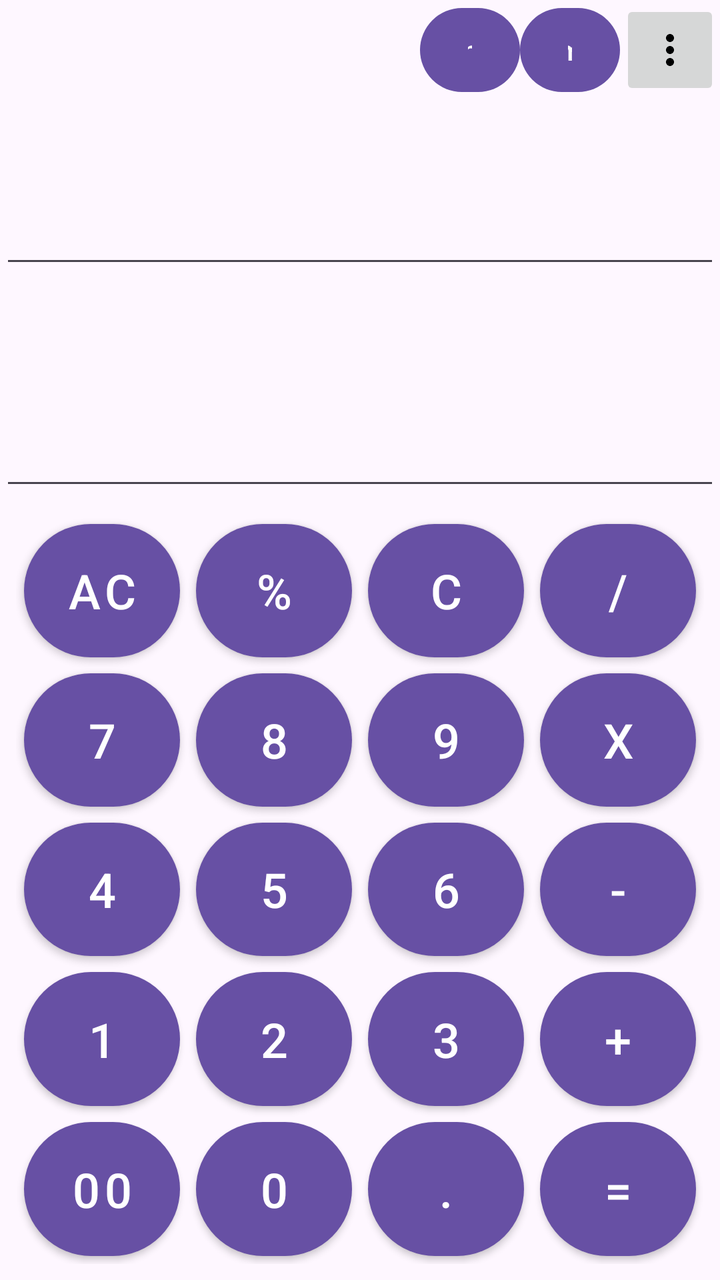
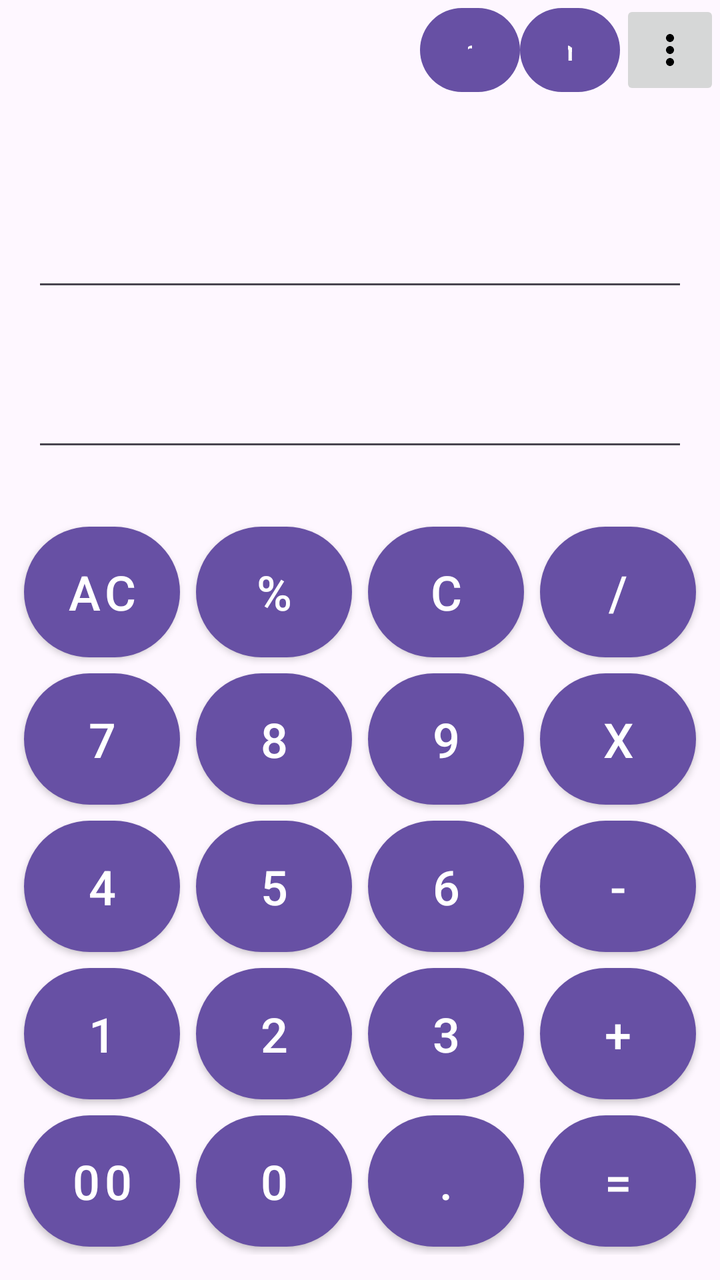

An Android layout rendered at two revisions. The XML below is the earlier revision; the diff shows what the commit changed to produce the second picture.
<!-- AndroidManifest.xml: application theme Theme.Calculator -->
<!-- res/layout/activity_main.xml -->
<?xml version="1.0" encoding="utf-8"?>
<androidx.constraintlayout.widget.ConstraintLayout
    xmlns:android="http://schemas.android.com/apk/res/android"
    xmlns:app="http://schemas.android.com/apk/res-auto"
    xmlns:tools="http://schemas.android.com/tools"
    android:layout_width="match_parent"
    android:layout_height="match_parent"
    tools:context=".MainActivity">
    <LinearLayout
        android:layout_width="0dp"
        android:layout_height="50dp"
        android:id="@+id/l1"
        app:layout_constraintTop_toTopOf="parent"
        app:layout_constraintStart_toStartOf="parent"
        app:layout_constraintEnd_toEndOf="parent"
        android:orientation="horizontal">
       <View
           android:layout_width="0dp"
           android:layout_height="match_parent"
           android:layout_weight="1"/>
        <Button
            android:layout_width="50dp"
            android:layout_height="50dp"
            android:id="@+id/advance"
            android:text="h"/>
       <Button
           android:layout_width="50dp"
           android:layout_height="50dp"
           android:id="@+id/measures"
           android:text="m" />

        <ImageButton
            android:id="@+id/moreoption"
            android:layout_width="50dp"
            android:layout_height="50dp"
            android:src="@drawable/baseline_more_vert_24"
            />
    </LinearLayout>

    <LinearLayout
        android:id="@+id/l2"
        android:layout_width="0dp"
        android:layout_height="200dp"
        android:orientation="vertical"
        app:layout_constraintTop_toBottomOf="@+id/l1"
        app:layout_constraintStart_toStartOf="parent"
        app:layout_constraintEnd_toEndOf="parent"
        app:layout_constraintVertical_weight="1">

        <EditText
            android:id="@+id/text1"
            android:layout_width="match_parent"
            android:layout_height="wrap_content"
            android:layout_weight="1"
            android:ems="10"
            android:inputType="numberSigned" />

        <EditText
            android:id="@+id/text2"
            android:layout_width="match_parent"
            android:layout_height="63dp"
            android:layout_weight="1"
            android:ems="10"
            android:inputType="numberSigned" />
    </LinearLayout>

    <GridLayout
        android:layout_width="match_parent"
        android:layout_height="0dp"
        android:columnCount="4"
        android:padding="8dp"
        android:rowCount="5"
        android:id="@+id/l3"
        app:layout_constraintTop_toBottomOf="@id/l2"
        app:layout_constraintBottom_toBottomOf="parent"
        app:layout_constraintVertical_weight="6">

        <Button android:id="@+id/AC" android:text="AC" style="@style/calcbutton"/>
        <Button android:id="@+id/percent" android:text="%"  style="@style/calcbutton"/>
        <Button android:id="@+id/erase" android:text="C" style="@style/calcbutton" />
        <Button android:id="@+id/divide" android:text="/"  style="@style/calcbutton"/>
        <Button android:id="@+id/seven" android:text="7"  style="@style/calcbutton"/>
        <Button android:id="@+id/eight" android:text="8" style="@style/calcbutton"/>
        <Button android:id="@+id/nine" android:text="9" style="@style/calcbutton"/>
        <Button android:id="@+id/multiply" android:text="X"  style="@style/calcbutton"/>
        <Button android:id="@+id/four" android:text="4" style="@style/calcbutton"/>
        <Button android:id="@+id/five" android:text="5"  style="@style/calcbutton"/>
        <Button android:id="@+id/six" android:text="6"  style="@style/calcbutton"/>
        <Button android:id="@+id/subtract" android:text="-"  style="@style/calcbutton"/>
        <Button android:id="@+id/one" style="@style/calcbutton" android:text="1" />
        <Button android:id="@+id/two" style="@style/calcbutton" android:text="2" />
        <Button android:id="@+id/three" style="@style/calcbutton" android:text="3" />
        <Button android:id="@+id/plus" style="@style/calcbutton" android:text="+" />
        <Button android:id="@+id/twozero" style="@style/calcbutton" android:text="00"/>
        <Button android:id="@+id/zero" style="@style/calcbutton" android:text="0"/>
        <Button android:id="@+id/point" style="@style/calcbutton" android:text="." />
        <Button android:id="@+id/equal" style="@style/calcbutton" android:text="=" />
    </GridLayout>

</androidx.constraintlayout.widget.ConstraintLayout>
<!-- resources referenced by this layout -->
<resources>
  <!-- drawable baseline_more_vert_24 (drawable) -->
  <vector xmlns:android="http://schemas.android.com/apk/res/android" android:height="24dp" android:tint="#000000" android:viewportHeight="24" android:viewportWidth="24" android:width="24dp">
        
      <path android:fillColor="@android:color/white" android:pathData="M12,8c1.1,0 2,-0.9 2,-2s-0.9,-2 -2,-2 -2,0.9 -2,2 0.9,2 2,2zM12,10c-1.1,0 -2,0.9 -2,2s0.9,2 2,2 2,-0.9 2,-2 -0.9,-2 -2,-2zM12,16c-1.1,0 -2,0.9 -2,2s0.9,2 2,2 2,-0.9 2,-2 -0.9,-2 -2,-2z"/>
      
  </vector>
  <style name="calcbutton" parent="Widget.MaterialComponents.Button">
          <item name="android:layout_width">0dp</item>
          <item name="android:layout_height">0dp</item>
          <item name="android:layout_rowWeight">1</item>
          <item name="android:layout_columnWeight">1</item>
          <item name="android:insetBottom">4dp</item>
          <item name="android:insetTop">4dp</item>
          <item name="android:insetLeft">4dp</item>
          <item name="android:insetRight">4dp</item>
          <item name="android:textSize">24sp</item>
          <item name="shapeAppearanceOverlay">@style/ShapeAppearance.App.Circle</item>
      </style>
  <style name="Theme.Calculator" parent="Base.Theme.Calculator" />
  <style name="ShapeAppearance.App.Circle" parent="">
          <item name="cornerSize">50%</item>
      </style>
  <style name="Base.Theme.Calculator" parent="Theme.Material3.DayNight.NoActionBar">
          
          
      </style>
</resources>

<!-- the commit's change to res/layout/activity_main.xml (unified diff, before → after) -->
@@ -5,15 +5,17 @@
     xmlns:tools="http://schemas.android.com/tools"
     android:layout_width="match_parent"
     android:layout_height="match_parent"
+    android:fitsSystemWindows="true"
     tools:context=".MainActivity">
     <LinearLayout
         android:layout_width="0dp"
-        android:layout_height="50dp"
+        android:layout_height="wrap_content"
         android:id="@+id/l1"
         app:layout_constraintTop_toTopOf="parent"
         app:layout_constraintStart_toStartOf="parent"
         app:layout_constraintEnd_toEndOf="parent"
-        android:orientation="horizontal">
+        android:orientation="horizontal"
+    >
        <View
            android:layout_width="0dp"
            android:layout_height="match_parent"
@@ -40,32 +42,38 @@
     <LinearLayout
         android:id="@+id/l2"
         android:layout_width="0dp"
-        android:layout_height="200dp"
+        android:layout_height="0dp"
         android:orientation="vertical"
+        android:padding="16dp"
         app:layout_constraintTop_toBottomOf="@+id/l1"
+        app:layout_constraintBottom_toTopOf="@+id/l3"
         app:layout_constraintStart_toStartOf="parent"
         app:layout_constraintEnd_toEndOf="parent"
-        app:layout_constraintVertical_weight="1">
+        app:layout_constraintHeight_percent="0.3">
 
         <EditText
             android:id="@+id/text1"
             android:layout_width="match_parent"
-            android:layout_height="wrap_content"
+            android:layout_height="0dp"
             android:layout_weight="1"
-            android:ems="10"
+            android:gravity="bottom|end"
+            android:textSize="20sp"
+            android:focusable="false"
             android:inputType="numberSigned" />
 
         <EditText
             android:id="@+id/text2"
             android:layout_width="match_parent"
-            android:layout_height="63dp"
+            android:layout_height="0dp"
             android:layout_weight="1"
-            android:ems="10"
+            android:gravity="center_vertical|end"
+            android:textSize="36sp"
+            android:textStyle="bold"
             android:inputType="numberSigned" />
     </LinearLayout>
 
     <GridLayout
-        android:layout_width="match_parent"
+        android:layout_width="0dp"
         android:layout_height="0dp"
         android:columnCount="4"
         android:padding="8dp"
@@ -73,7 +81,9 @@
         android:id="@+id/l3"
         app:layout_constraintTop_toBottomOf="@id/l2"
         app:layout_constraintBottom_toBottomOf="parent"
-        app:layout_constraintVertical_weight="6">
+        app:layout_constraintStart_toStartOf="parent"
+        app:layout_constraintEnd_toEndOf="parent"
+        app:layout_constraintHeight_percent="0.6">
 
         <Button android:id="@+id/AC" android:text="AC" style="@style/calcbutton"/>
         <Button android:id="@+id/percent" android:text="%"  style="@style/calcbutton"/>
<!-- resource entries referenced after the edit -->
@@ -25,6 +25,8 @@
   <style name="Base.Theme.Calculator" parent="Theme.Material3.DayNight.NoActionBar">
           
           
+          <item name="android:statusBarColor"> @android:color/transparent</item>
+          <item name="android:windowLayoutInDisplayCutoutMode">shortEdges</item>
       </style>
 </resources>
 
